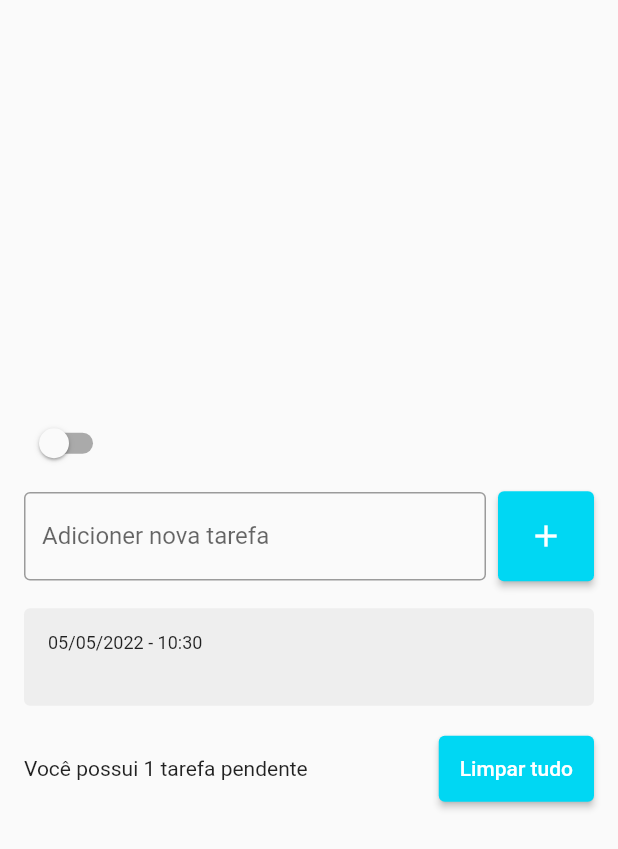
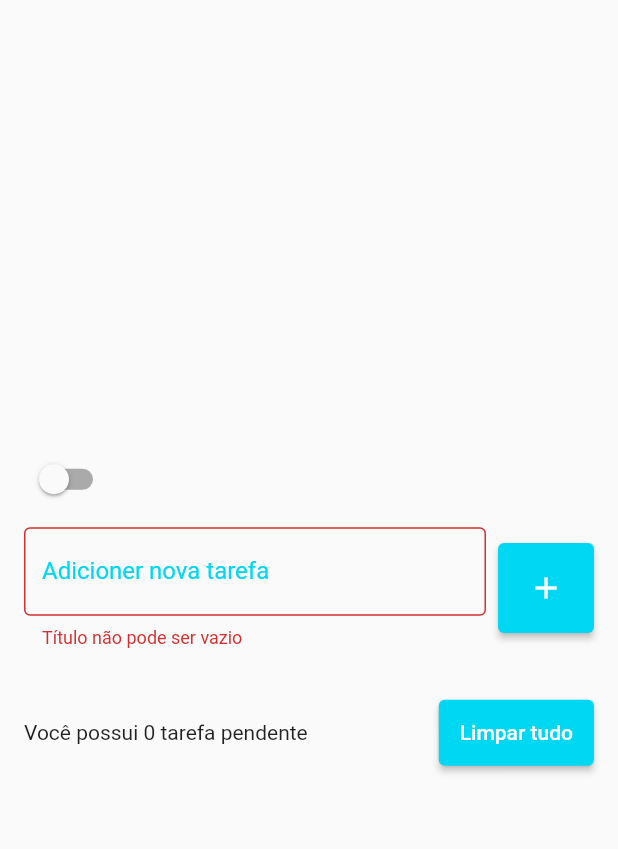
Before and after one commit to TomazSouza/lista-tarefas-flutter, a Flutter app: the screen it shows after launch, after a tap on the "add" icon, on a phone screen of 412 x 824 dp. Shown: the top 849 px of the screen. Run offline on Flutter 3.47's test engine with Material 2 defaults, Android fonts, the phone set to English and light mode, and no system bars; drawn by our look-alikes of flutter_slidable; our stand-ins replace shared_preferences.

```diff
--- /dev/null
+++ b/lib/repositories/todo_repository.dart
@@ -0,0 +1,28 @@
+import 'dart:convert';
+
+import 'package:lista_tarefas/models/todo.dart';
+import 'package:shared_preferences/shared_preferences.dart';
+
+const String key_todo_list = "todo_list";
+
+class TodoRepository {
+  SharedPreferences? _sharedPreferences;
+
+  Future<List<Todo>> getTodoList() async {
+    _sharedPreferences = await SharedPreferences.getInstance();
+    final json = _sharedPreferences?.getString(key_todo_list) ?? '[]';
+    final List decoded = jsonDecode(json) as List;
+    print(decoded);
+    return decoded.map((e) => Todo.fromJson(e)).toList();
+  }
+
+  void saveTodoList(List<Todo> list) {
+    final jsonString = jsonEncode(list);
+    print(jsonString);
+    _sharedPreferences?.setString(key_todo_list, jsonString);
+  }
+
+  void deleteAll() {
+    _sharedPreferences?.remove(key_todo_list);
+  }
+}
--- /dev/null
+++ b/lib/theme/colors_palette.dart
@@ -0,0 +1,7 @@
+import 'package:flutter/cupertino.dart';
+
+class ColorsPalette {
+
+  static Color blue = const Color(0xff00D7F3);
+
+}
--- a/lib/view/home__page.dart
+++ b/lib/view/home__page.dart
@@ -2,6 +2,8 @@ import 'package:flutter/cupertino.dart';
 import 'package:flutter/material.dart';
 import 'package:lista_tarefas/layout_test.dart';
 import 'package:lista_tarefas/models/todo.dart';
+import 'package:lista_tarefas/repositories/todo_repository.dart';
+import 'package:lista_tarefas/theme/colors_palette.dart';
 import 'package:lista_tarefas/theme/theme_notifier.dart';
 import 'package:lista_tarefas/widgets/footer_widget.dart';
 import 'package:lista_tarefas/widgets/todo_list_item.dart';
@@ -20,8 +22,10 @@ class _TodoListPageState extends State<TodoListPage> {
   final _label_nova_tarefa = "Adicioner nova tarefa";
   final _tarefa_pendente = "Você possui 0 tarefas pendentes";
   final _limptar_tudo = "Limpar tudo";
+  String? errorText;
 
   final TextEditingController _todoController = TextEditingController();
+  final TodoRepository _todoRepository = TodoRepository();
 
   late ThemeNotifier? _themeNotifier;
   bool? _status;
@@ -37,6 +41,15 @@ class _TodoListPageState extends State<TodoListPage> {
         _status = value;
       });
     });
+  }
+
+  @override
+  void initState() {
+    super.initState();
+
+    _todoRepository.getTodoList().then((value) => setState(() {
+          todos = value;
+        }));
   }
 
   void onChange(bool value) {
@@ -98,6 +111,16 @@ class _TodoListPageState extends State<TodoListPage> {
               hintText: _hint_nova_tarefa.toString(),
               labelText: _label_nova_tarefa.toString(),
               border: const OutlineInputBorder(),
+              errorText: errorText,
+              focusedBorder: OutlineInputBorder(
+                borderSide: BorderSide(
+                  color: ColorsPalette.blue,
+                  width: 2,
+                )
+              ),
+              labelStyle: TextStyle(
+                color: ColorsPalette.blue,
+              )
             ),
           ),
         ),
@@ -107,22 +130,32 @@ class _TodoListPageState extends State<TodoListPage> {
         ElevatedButton(
           child: const Icon(Icons.add),
           style: ElevatedButton.styleFrom(
-            primary: const Color(0xff00D7F3),
+            primary: ColorsPalette.blue,
             padding: const EdgeInsets.all(18),
           ),
           onPressed: () {
             var text = _todoController.text.trim();
 
+            if (text.isEmpty) {
+              setState(() {
+                errorText = 'Título não pode ser vazio';
+              });
+              return;
+            } else {
+              errorText = null;
+            }
+
             var todo = Todo(
               title: text,
               dateTime: DateTime.now(),
-              length: todos.length,
+              length: todos.length + 1,
             );
             if (text != null || text.trim().isNotEmpty) {
               setState(() {
                 todos.add(todo);
               });
               _todoController.clear();
+              _todoRepository.saveTodoList(todos);
             }
           },
         ),
@@ -155,6 +188,8 @@ class _TodoListPageState extends State<TodoListPage> {
         todos.remove(todo);
       });
 
+      _todoRepository.saveTodoList(todos);
+
       ScaffoldMessenger.of(context).showSnackBar(
         SnackBar(
           content: Text(
@@ -166,10 +201,12 @@ class _TodoListPageState extends State<TodoListPage> {
           backgroundColor: Colors.white,
           action: SnackBarAction(
             label: "Desfazer",
-            textColor: const Color(0xff00D7F3),
+            textColor: ColorsPalette.blue,
             onPressed: () {
-              print("Defazer");
-              todos.insert(deletedTodoPos!, deletedTodo!);
+              setState(() {
+                todos.insert(deletedTodoPos!, deletedTodo!);
+              });
+              _todoRepository.saveTodoList(todos);
             },
           ),
         ),
@@ -193,7 +230,7 @@ class _TodoListPageState extends State<TodoListPage> {
               _limptar_tudo.toString(),
             ),
             style: ElevatedButton.styleFrom(
-              primary: const Color(0xff00D7F3),
+              primary: ColorsPalette.blue,
               padding: const EdgeInsets.all(14),
             ),
             onPressed: showDeleteTodoConfirmationDialog,
@@ -208,11 +245,12 @@ class _TodoListPageState extends State<TodoListPage> {
       context: context,
       builder: (context) => AlertDialog(
         title: const Text("Limpar tudo?"),
-        content: const Text("Você tem certeza que deseja apagar todas as tarefas?"),
+        content:
+            const Text("Você tem certeza que deseja apagar todas as tarefas?"),
         actions: [
           TextButton(
             style: TextButton.styleFrom(
-              primary: Color(0xff00D7F3),
+              primary: ColorsPalette.blue,
             ),
             child: Text("Cancelar".toUpperCase()),
             onPressed: () {
@@ -238,6 +276,7 @@ class _TodoListPageState extends State<TodoListPage> {
     setState(() {
       todos.clear();
     });
+    _todoRepository.deleteAll();
   }
 
   String footerText() {
```
Also changed, not shown: lib/models/todo.dart (+16 -0 lines), 1 other file.
